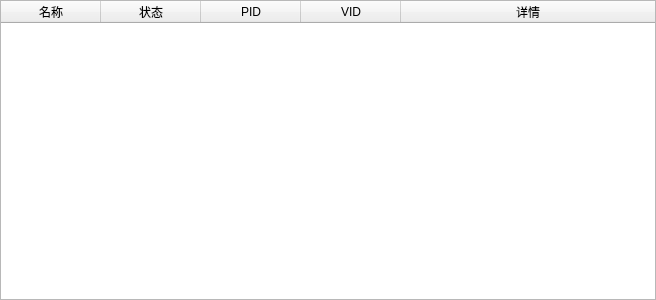
Before: the Qt Designer form ui/serial_tool.ui in Omity/py_tools, drawn with Qt 5.
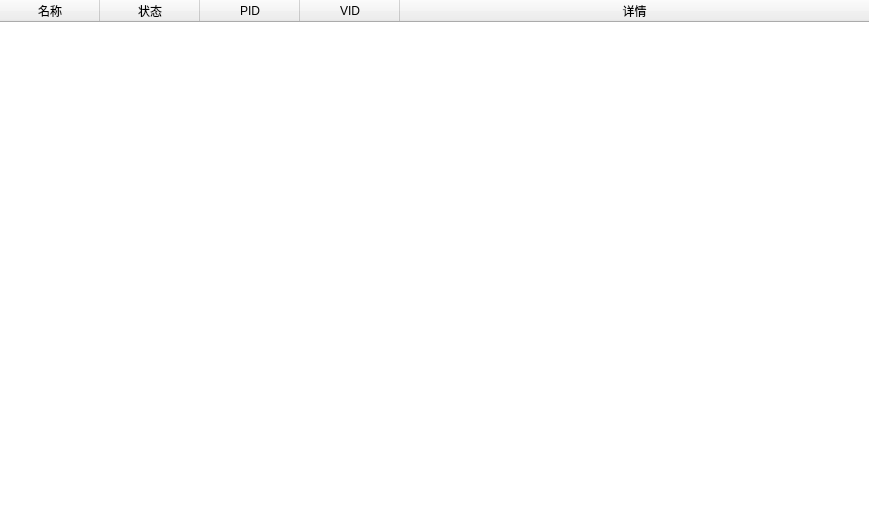
After: the same form once the commit is applied.

The edit to the form file:
```diff
--- a/ui/serial_tool.ui
+++ b/ui/serial_tool.ui
@@ -6,8 +6,8 @@
    <rect>
     <x>0</x>
     <y>0</y>
-    <width>656</width>
-    <height>300</height>
+    <width>869</width>
+    <height>525</height>
    </rect>
   </property>
   <property name="sizePolicy">
@@ -37,6 +37,15 @@
    </property>
    <item row="0" column="0">
     <widget class="QTableWidget" name="tableWidget">
+     <property name="frameShape">
+      <enum>QFrame::NoFrame</enum>
+     </property>
+     <property name="frameShadow">
+      <enum>QFrame::Plain</enum>
+     </property>
+     <property name="lineWidth">
+      <number>0</number>
+     </property>
      <property name="horizontalScrollBarPolicy">
       <enum>Qt::ScrollBarAlwaysOff</enum>
      </property>
```
